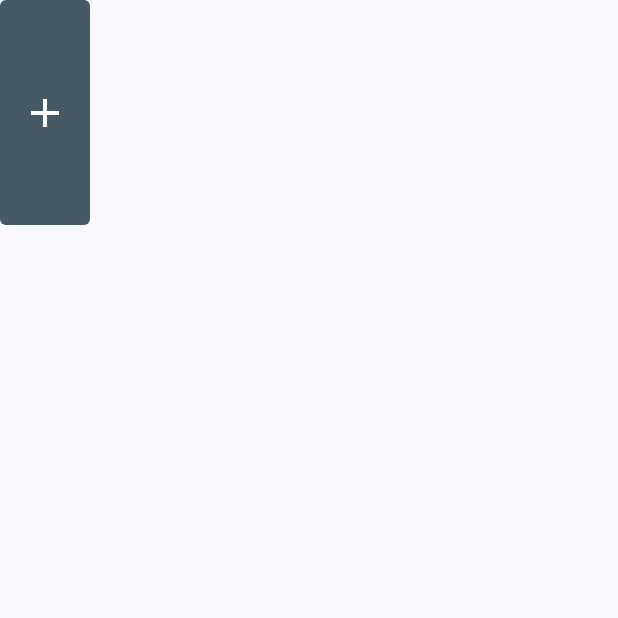
After one commit to Zlurgg/My-Bookshelf, an Android app built with Jetpack Compose: the composable AddBookSpine shown on its own in the app's theme, on a phone screen of 412 x 824 dp, the top half of it. The commit adds this screen. Run offline under Robolectric (Android 15) with nearby library versions, the phone set to English and light mode, and no system bars.

Commit message:
The Floating Action Button (FAB) in the Bookshelf screen was successfully replaced with an inline "Add" button displayed in the last book slot of each row, maintaining the same functionality to trigger the search dialog. All changes have been implemented and verified, resulting in the desired UI update. No errors or issues were encountered during the implementation process.

```diff
--- /dev/null
+++ b/app/src/main/java/uk/co/zlurgg/mybookshelf/bookshelf/presenation/bookshelf/bookshelf_components/AddBookSpine.kt
@@ -0,0 +1,66 @@
+package uk.co.zlurgg.mybookshelf.bookshelf.presenation.bookshelf.bookshelf_components
+
+import androidx.compose.foundation.background
+import androidx.compose.foundation.clickable
+import androidx.compose.foundation.layout.Box
+import androidx.compose.foundation.layout.Column
+import androidx.compose.foundation.layout.Spacer
+import androidx.compose.foundation.layout.height
+import androidx.compose.foundation.layout.size
+import androidx.compose.foundation.layout.width
+import androidx.compose.foundation.shape.RoundedCornerShape
+import androidx.compose.material.icons.Icons
+import androidx.compose.material.icons.filled.Add
+import androidx.compose.material3.Icon
+import androidx.compose.material3.MaterialTheme
+import androidx.compose.material3.Text
+import androidx.compose.runtime.Composable
+import androidx.compose.ui.Alignment
+import androidx.compose.ui.Modifier
+import androidx.compose.ui.draw.clip
+import androidx.compose.ui.graphics.Color
+import androidx.compose.ui.semantics.contentDescription
+import androidx.compose.ui.semantics.semantics
+import androidx.compose.ui.tooling.preview.Preview
+import androidx.compose.ui.unit.dp
+
+@Composable
+fun AddBookSpine(
+    onClick: () -> Unit,
+) {
+    Box(
+        modifier = Modifier
+            .clickable { onClick() }
+            .background(Color(0xFF455A64), shape = RoundedCornerShape(4.dp))
+            .clip(RoundedCornerShape(4.dp))
+            .semantics { contentDescription = "Add a book to this shelf" }
+    ) {
+        Column(
+            horizontalAlignment = Alignment.CenterHorizontally
+        ) {
+            // Keep same size as BookSpine: 60x150 box with top icon
+            Box(
+                modifier = Modifier
+                    .height(150.dp)
+                    .width(60.dp),
+                contentAlignment = Alignment.Center
+            ) {
+                Icon(
+                    imageVector = Icons.Default.Add,
+                    contentDescription = null,
+                    tint = Color.White,
+                    modifier = Modifier.size(32.dp)
+                )
+            }
+            Spacer(modifier = Modifier.height(0.dp))
+        }
+    }
+}
+
+@Preview
+@Composable
+private fun AddBookSpinePreview() {
+    MaterialTheme {
+        AddBookSpine(onClick = {})
+    }
+}
--- a/app/src/main/java/uk/co/zlurgg/mybookshelf/bookshelf/presenation/bookshelf/bookshelf_components/BookshelfRow.kt
+++ b/app/src/main/java/uk/co/zlurgg/mybookshelf/bookshelf/presenation/bookshelf/bookshelf_components/BookshelfRow.kt
@@ -26,6 +26,8 @@ fun BookshelfRow(
     onBookClick: (Book) -> Unit,
     bookshelfMaterial: ShelfMaterial,
     bookSpacing: Dp,
+    showAddSlot: Boolean = false,
+    onAddClick: (() -> Unit)? = null,
 ) {
     Box(
         modifier = Modifier
@@ -60,6 +62,9 @@ fun BookshelfRow(
                         onClick = { onBookClick(book) },
                     )
                 }
+                if (showAddSlot && onAddClick != null) {
+                    AddBookSpine(onClick = onAddClick)
+                }
             }
         }
     }
```
Also changed, not shown: app/src/main/java/uk/co/zlurgg/mybookshelf/bookshelf/presenation/bookshelf/BookshelfScreen.kt (+6 -6 lines).
